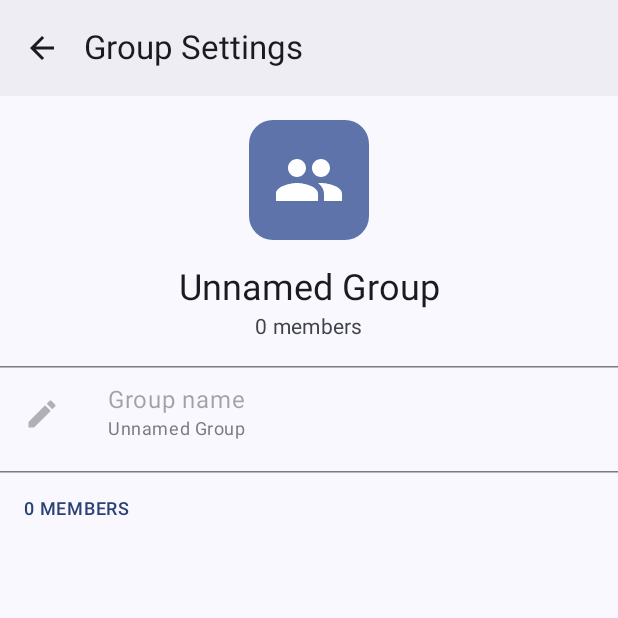
After one commit to davicaetano/synapse, an Android app built with Jetpack Compose: the fragment GroupSettingsFragment placed in its activity, on a phone screen of 412 x 824 dp, the top half of it. The commit adds this screen. Run offline under Robolectric (Android 15) with nearby library versions, the phone set to English and light mode, and no system bars; our stand-ins replace Dagger/Hilt's generated code, Firebase (no records; nobody signed in at launch, a user with empty details on screens opened directly), paging.

Commit message:
feat: implement Group Settings screen (WhatsApp-style)
Group Settings module:
- GroupSettingsFragment, GroupSettingsScreen, GroupSettingsViewModel, GroupSettingsUIState
- Edit group name (dialog-based, admin only)
- View all group members with avatars
- Add members (FAB button → UserPicker, admin only)
- Remove members (X button with confirmation, admin only)
- Admin badge display
- Member count display

Features:
- Real-time member list sync via Firestore listeners
- Dialog confirmation before removing members
- Admin cannot remove themselves (creator)
- Info button (ℹ️) in ConversationScreen for groups
- Consistent Material 3 theming

Repository/DataSource:
- Add updateGroupName() method in ConversationRepository
- Add updateGroupName() in FirestoreConversationDataSource
- Proper error handling and logging

Navigation:
- Conversation → GroupSettings (Info button)
- GroupSettings → UserPicker (Add member)
- All with slide animations

This completes group management functionality required for the rubric.

```diff
--- /dev/null
+++ b/android/app/src/main/java/com/synapse/ui/groupsettings/GroupSettingsFragment.kt
@@ -0,0 +1,40 @@
+package com.synapse.ui.groupsettings
+
+import android.os.Bundle
+import android.view.LayoutInflater
+import android.view.View
+import android.view.ViewGroup
+import androidx.compose.ui.platform.ComposeView
+import androidx.core.os.bundleOf
+import androidx.fragment.app.Fragment
+import androidx.navigation.fragment.findNavController
+import com.synapse.ui.theme.SynapseTheme
+import dagger.hilt.android.AndroidEntryPoint
+
+@AndroidEntryPoint
+class GroupSettingsFragment : Fragment() {
+
+    override fun onCreateView(
+        inflater: LayoutInflater,
+        container: ViewGroup?,
+        savedInstanceState: Bundle?
+    ): View {
+        return ComposeView(requireContext()).apply {
+            setContent {
+                SynapseTheme {
+                    GroupSettingsScreen(
+                        onNavigateBack = {
+                            findNavController().popBackStack()
+                        },
+                        onAddMember = {
+                            // Navigate to UserPicker to select member to add
+                            findNavController().navigate(
+                                com.synapse.R.id.action_groupSettings_to_userPicker
+                            )
+                        }
+                    )
+                }
+            }
+        }
+    }
+}
--- /dev/null
+++ b/android/app/src/main/java/com/synapse/ui/groupsettings/GroupSettingsScreen.kt
@@ -0,0 +1,348 @@
+package com.synapse.ui.groupsettings
+
+import androidx.compose.foundation.clickable
+import androidx.compose.foundation.layout.*
+import androidx.compose.foundation.lazy.LazyColumn
+import androidx.compose.foundation.lazy.items
+import androidx.compose.material.icons.Icons
+import androidx.compose.material.icons.automirrored.filled.ArrowBack
+import androidx.compose.material.icons.filled.*
+import androidx.compose.material3.*
+import androidx.compose.runtime.*
+import androidx.compose.ui.Alignment
+import androidx.compose.ui.Modifier
+import androidx.compose.ui.unit.dp
+import androidx.hilt.navigation.compose.hiltViewModel
+import androidx.lifecycle.compose.collectAsStateWithLifecycle
+import com.synapse.domain.user.User
+import com.synapse.ui.components.UserAvatar
+
+@Composable
+fun GroupSettingsScreen(
+    onNavigateBack: () -> Unit = {},
+    onAddMember: () -> Unit = {},
+    vm: GroupSettingsViewModel = hiltViewModel()
+) {
+    val uiState by vm.uiState.collectAsStateWithLifecycle()
+    val members by vm.members.collectAsStateWithLifecycle()
+
+    var showNameDialog by remember { mutableStateOf(false) }
+    var showRemoveDialog by remember { mutableStateOf<User?>(null) }
+
+    GroupSettingsScreen(
+        uiState = uiState.copy(members = members),
+        onNavigateBack = onNavigateBack,
+        onClickGroupName = { showNameDialog = true },
+        onAddMember = onAddMember,
+        onRemoveMember = { user -> showRemoveDialog = user }
+    )
+
+    // Edit group name dialog
+    if (showNameDialog) {
+        EditGroupNameDialog(
+            currentName = uiState.groupName,
+            onDismiss = { showNameDialog = false },
+            onSave = { newName ->
+                vm.updateGroupName(newName)
+                showNameDialog = false
+            }
+        )
+    }
+
+    // Confirm remove member dialog
+    showRemoveDialog?.let { user ->
+        AlertDialog(
+            onDismissRequest = { showRemoveDialog = null },
+            title = { Text("Remove member?") },
+            text = { Text("Remove ${user.displayName ?: user.id} from this group?") },
+            confirmButton = {
+                TextButton(
+                    onClick = {
+                        vm.removeMember(user.id)
+                        showRemoveDialog = null
+                    }
+                ) {
+                    Text("REMOVE", color = MaterialTheme.colorScheme.error)
+                }
+            },
+            dismissButton = {
+                TextButton(onClick = { showRemoveDialog = null }) {
+                    Text("CANCEL")
+                }
+            }
+        )
+    }
+}
+
+@OptIn(ExperimentalMaterial3Api::class)
+@Composable
+fun GroupSettingsScreen(
+    uiState: GroupSettingsUIState,
+    onNavigateBack: () -> Unit,
+    onClickGroupName: () -> Unit,
+    onAddMember: () -> Unit,
+    onRemoveMember: (User) -> Unit
+) {
+    Scaffold(
+        containerColor = MaterialTheme.colorScheme.surface,
+        topBar = {
+            TopAppBar(
+                title = { Text("Group Settings") },
+                navigationIcon = {
+                    IconButton(onClick = onNavigateBack) {
+                        Icon(
+                            imageVector = Icons.AutoMirrored.Filled.ArrowBack,
+                            contentDescription = "Back"
+                        )
+                    }
+                },
+                colors = TopAppBarDefaults.topAppBarColors(
+                    containerColor = MaterialTheme.colorScheme.surfaceContainer
+                )
+            )
+        },
+        floatingActionButton = {
+            if (uiState.isUserAdmin) {
+                FloatingActionButton(
+                    onClick = onAddMember,
+                    containerColor = MaterialTheme.colorScheme.primaryContainer
+                ) {
+                    Icon(Icons.Default.PersonAdd, contentDescription = "Add member")
+                }
+            }
+        }
+    ) { padding ->
+        LazyColumn(
+            modifier = Modifier
+                .fillMaxSize()
+                .padding(padding)
+        ) {
+            // Group info header
+            item {
+                Column(
+                    modifier = Modifier
+                        .fillMaxWidth()
+                        .padding(16.dp),
+                    horizontalAlignment = Alignment.CenterHorizontally
+                ) {
+                    // Group icon
+                    Surface(
+                        shape = MaterialTheme.shapes.large,
+                        color = MaterialTheme.colorScheme.primaryContainer,
+                        modifier = Modifier.size(80.dp)
+                    ) {
+                        Box(contentAlignment = Alignment.Center) {
+                            Icon(
+                                imageVector = Icons.Default.Group,
+                                contentDescription = null,
+                                modifier = Modifier.size(48.dp),
+                                tint = MaterialTheme.colorScheme.onPrimaryContainer
+                            )
+                        }
+                    }
+
+                    Spacer(modifier = Modifier.height(16.dp))
+
+                    Text(
+                        text = uiState.groupName,
+                        style = MaterialTheme.typography.headlineSmall
+                    )
+
+                    Text(
+                        text = "${uiState.members.size} members",
+                        style = MaterialTheme.typography.bodyMedium,
+                        color = MaterialTheme.colorScheme.onSurfaceVariant
+                    )
+                }
+            }
+
+            item { HorizontalDivider() }
+
+            // Group name setting
+            item {
+                SettingsItem(
+                    icon = Icons.Default.Edit,
+                    title = "Group name",
+                    subtitle = uiState.groupName,
+                    onClick = onClickGroupName,
+                    enabled = uiState.isUserAdmin
+                )
+            }
+
+            item {
+                HorizontalDivider(modifier = Modifier.padding(vertical = 8.dp))
+                Text(
+                    text = "${uiState.members.size} MEMBERS",
+                    style = MaterialTheme.typography.labelMedium,
+                    color = MaterialTheme.colorScheme.primary,
+                    modifier = Modifier.padding(horizontal = 16.dp, vertical = 8.dp)
+                )
+            }
+
+            // Members list
+            items(uiState.members) { member ->
+                MemberRow(
+                    member = member,
+                    isAdmin = member.id == uiState.createdBy,
+                    canRemove = uiState.isUserAdmin && member.id != uiState.createdBy,
+                    onRemove = { onRemoveMember(member) }
+                )
+            }
+
+            // Bottom spacing for FAB
+            item {
+                Spacer(modifier = Modifier.height(80.dp))
+            }
+        }
+    }
+}
+
+@Composable
+private fun MemberRow(
+    member: User,
+    isAdmin: Boolean,
+    canRemove: Boolean,
+    onRemove: () -> Unit
+) {
+    Row(
+        modifier = Modifier
+            .fillMaxWidth()
+            .padding(horizontal = 16.dp, vertical = 8.dp),
+        verticalAlignment = Alignment.CenterVertically
+    ) {
+        UserAvatar(
+            photoUrl = member.photoUrl,
+            displayName = member.displayName,
+            size = 48.dp,
+            showPresence = false
+        )
+
+        Spacer(modifier = Modifier.width(16.dp))
+
+        Column(modifier = Modifier.weight(1f)) {
+            Row(verticalAlignment = Alignment.CenterVertically) {
+                Text(
+                    text = member.displayName ?: member.id,
+                    style = MaterialTheme.typography.bodyLarge
+                )
+                if (isAdmin) {
+                    Spacer(modifier = Modifier.width(8.dp))
+                    Text(
+                        text = "Admin",
+                        style = MaterialTheme.typography.labelSmall,
+                        color = MaterialTheme.colorScheme.primary
+                    )
+                }
+                if (member.isMyself) {
+                    Spacer(modifier = Modifier.width(8.dp))
+                    Text(
+                        text = "(You)",
+                        style = MaterialTheme.typography.labelSmall,
+                        color = MaterialTheme.colorScheme.onSurfaceVariant
+                    )
+                }
+            }
+            if (member.email != null) {
+                Text(
+                    text = member.email,
+                    style = MaterialTheme.typography.bodySmall,
+                    color = MaterialTheme.colorScheme.onSurfaceVariant
+                )
+            }
+        }
+
+        if (canRemove) {
+            IconButton(onClick = onRemove) {
+                Icon(
+                    imageVector = Icons.Default.Close,
+                    contentDescription = "Remove member",
+                    tint = MaterialTheme.colorScheme.error
+                )
+            }
+        }
+    }
+}
+
+@Composable
+private fun SettingsItem(
+    icon: androidx.compose.ui.graphics.vector.ImageVector,
+    title: String,
+    subtitle: String,
+    onClick: () -> Unit,
+    enabled: Boolean = true
+) {
+    Row(
+        modifier = Modifier
+            .fillMaxWidth()
+            .clickable(enabled = enabled, onClick = onClick)
+            .padding(horizontal = 16.dp, vertical = 12.dp),
+        verticalAlignment = Alignment.CenterVertically
+    ) {
+        Icon(
+            imageVector = icon,
+            contentDescription = null,
+            tint = if (enabled) {
+                MaterialTheme.colorScheme.onSurfaceVariant
+            } else {
+                MaterialTheme.colorScheme.onSurfaceVariant.copy(alpha = 0.4f)
+            },
+            modifier = Modifier.size(24.dp)
+        )
+
+        Spacer(modifier = Modifier.width(32.dp))
+
+        Column(modifier = Modifier.weight(1f)) {
+            Text(
+                text = title,
+                style = MaterialTheme.typography.bodyLarge,
+                color = if (enabled) {
+                    MaterialTheme.colorScheme.onSurface
+                } else {
+                    MaterialTheme.colorScheme.onSurface.copy(alpha = 0.4f)
+                }
+            )
+            Spacer(modifier = Modifier.height(2.dp))
+            Text(
+                text = subtitle,
+                style = MaterialTheme.typography.bodySmall,
+                color = MaterialTheme.colorScheme.onSurfaceVariant.copy(alpha = 0.7f)
+            )
+        }
+    }
+}
+
+@Composable
+private fun EditGroupNameDialog(
+    currentName: String,
+    onDismiss: () -> Unit,
+    onSave: (String) -> Unit
+) {
+    var nameInput by remember { mutableStateOf(currentName) }
+
+    AlertDialog(
+        onDismissRequest = onDismiss,
+        title = { Text("Change group name") },
+        text = {
+            OutlinedTextField(
+                value = nameInput,
+                onValueChange = { nameInput = it },
+                label = { Text("Group name") },
+                singleLine = true,
+                modifier = Modifier.fillMaxWidth()
+            )
+        },
+        confirmButton = {
+            TextButton(
+                onClick = { onSave(nameInput) },
+                enabled = nameInput.isNotBlank()
+            ) {
+                Text("SAVE")
+            }
+        },
+        dismissButton = {
+            TextButton(onClick = onDismiss) {
+                Text("CANCEL")
+            }
+        }
+    )
+}
--- /dev/null
+++ b/android/app/src/main/java/com/synapse/ui/groupsettings/GroupSettingsUIState.kt
@@ -0,0 +1,17 @@
+package com.synapse.ui.groupsettings
+
+import com.synapse.domain.user.User
+
+/**
+ * UI state for Group Settings screen.
+ */
+data class GroupSettingsUIState(
+    val conversationId: String = "",
+    val groupName: String = "",
+    val members: List<User> = emptyList(),
+    val isUserAdmin: Boolean = false,
+    val createdBy: String = "",
+    val isLoading: Boolean = false,
+    val isSaving: Boolean = false,
+    val errorMessage: String? = null
+)
--- /dev/null
+++ b/android/app/src/main/java/com/synapse/ui/groupsettings/GroupSettingsViewModel.kt
@@ -0,0 +1,108 @@
+package com.synapse.ui.groupsettings
+
+import android.util.Log
+import androidx.lifecycle.SavedStateHandle
+import androidx.lifecycle.ViewModel
+import androidx.lifecycle.viewModelScope
+import com.google.firebase.auth.FirebaseAuth
+import com.synapse.data.mapper.toDomain
+import com.synapse.data.repository.ConversationRepository
+import dagger.hilt.android.lifecycle.HiltViewModel
+import kotlinx.coroutines.flow.*
+import kotlinx.coroutines.launch
+import javax.inject.Inject
+
+@HiltViewModel
+class GroupSettingsViewModel @Inject constructor(
+    savedStateHandle: SavedStateHandle,
+    private val convRepo: ConversationRepository,
+    private val auth: FirebaseAuth
+) : ViewModel() {
+
+    private val conversationId: String = savedStateHandle.get<String>("conversationId") ?: ""
+
+    val uiState: StateFlow<GroupSettingsUIState> = run {
+        val userId = auth.currentUser?.uid ?: ""
+
+        convRepo.observeConversation(userId, conversationId)
+            .map { conversation ->
+                if (conversation == null) {
+                    GroupSettingsUIState(isLoading = true)
+                } else {
+                    // Get member users
+                    val memberIds = conversation.memberIds
+
+                    GroupSettingsUIState(
+                        conversationId = conversation.id,
+                        groupName = conversation.groupName ?: "Unnamed Group",
+                        members = emptyList(),  // Will be filled by combining with users
+                        isUserAdmin = conversation.createdBy == userId,
+                        createdBy = conversation.createdBy ?: "",
+                        isLoading = false
+                    )
+                }
+            }
+            .stateIn(
+                viewModelScope,
+                SharingStarted.Lazily,
+                GroupSettingsUIState(isLoading = true)
+            )
+    }
+
+    // Observe members separately and combine with uiState
+    val members: StateFlow<List<com.synapse.domain.user.User>> = run {
+        val userId = auth.currentUser?.uid ?: ""
+
+        convRepo.observeConversation(userId, conversationId)
+            .flatMapLatest { conversation ->
+                if (conversation == null || conversation.memberIds.isEmpty()) {
+                    flowOf(emptyList())
+                } else {
+                    convRepo.observeUsers(conversation.memberIds)
+                        .map { userEntities ->
+                            userEntities.map { it.toDomain(presence = null, isMyself = it.id == userId) }
+                        }
+                }
+            }
+            .stateIn(viewModelScope, SharingStarted.Lazily, emptyList())
+    }
+
+    fun updateGroupName(newName: String) {
+        if (newName.isBlank()) return
+
+        viewModelScope.launch {
+            try {
+                convRepo.updateGroupName(conversationId, newName)
+                Log.d(TAG, "Group name updated successfully")
+            } catch (e: Exception) {
+                Log.e(TAG, "Error updating group name", e)
+            }
+        }
+    }
+
+    fun addMember(userId: String) {
+        viewModelScope.launch {
+            try {
+                convRepo.addUserToGroup(conversationId, userId)
+                Log.d(TAG, "Member added successfully")
+            } catch (e: Exception) {
+                Log.e(TAG, "Error adding member", e)
+            }
+        }
+    }
+
+    fun removeMember(userId: String) {
+        viewModelScope.launch {
+            try {
+                convRepo.removeUserFromGroup(conversationId, userId)
+                Log.d(TAG, "Member removed successfully")
+            } catch (e: Exception) {
+                Log.e(TAG, "Error removing member", e)
+            }
+        }
+    }
+
+    companion object {
+        private const val TAG = "GroupSettingsVM"
+    }
+}
--- a/android/app/src/main/res/navigation/nav_graph.xml
+++ b/android/app/src/main/res/navigation/nav_graph.xml
@@ -60,6 +60,14 @@
         <argument
             android:name="conversationId"
             app:argType="string" />
+
+        <action
+            android:id="@+id/action_conversation_to_groupSettings"
+            app:destination="@id/groupSettingsFragment"
+            app:enterAnim="@anim/slide_in_right"
+            app:exitAnim="@anim/slide_out_left"
+            app:popEnterAnim="@anim/slide_in_left"
+            app:popExitAnim="@anim/slide_out_right" />
     </fragment>
 
     <fragment
@@ -105,4 +113,21 @@
         android:name="com.synapse.ui.settings.SettingsFragment"
         android:label="Settings" />
 
+    <fragment
+        android:id="@+id/groupSettingsFragment"
+        android:name="com.synapse.ui.groupsettings.GroupSettingsFragment"
+        android:label="Group Settings">
+        <argument
+            android:name="conversationId"
+            app:argType="string" />
+
+        <action
+            android:id="@+id/action_groupSettings_to_userPicker"
+            app:destination="@id/userPickerFragment"
+            app:enterAnim="@anim/slide_in_right"
+            app:exitAnim="@anim/slide_out_left"
+            app:popEnterAnim="@anim/slide_in_left"
+            app:popExitAnim="@anim/slide_out_right" />
+    </fragment>
+
 </navigation>
```
Also changed, not shown: android/app/src/main/java/com/synapse/data/repository/ConversationRepository.kt (+7 -0 lines), android/app/src/main/java/com/synapse/data/source/firestore/FirestoreConversationDataSource.kt (+20 -0 lines), android/app/src/main/java/com/synapse/ui/conversation/ConversationFragment.kt (+8 -0 lines), android/app/src/main/java/com/synapse/ui/conversation/ConversationScreen.kt (+11 -9 lines).
